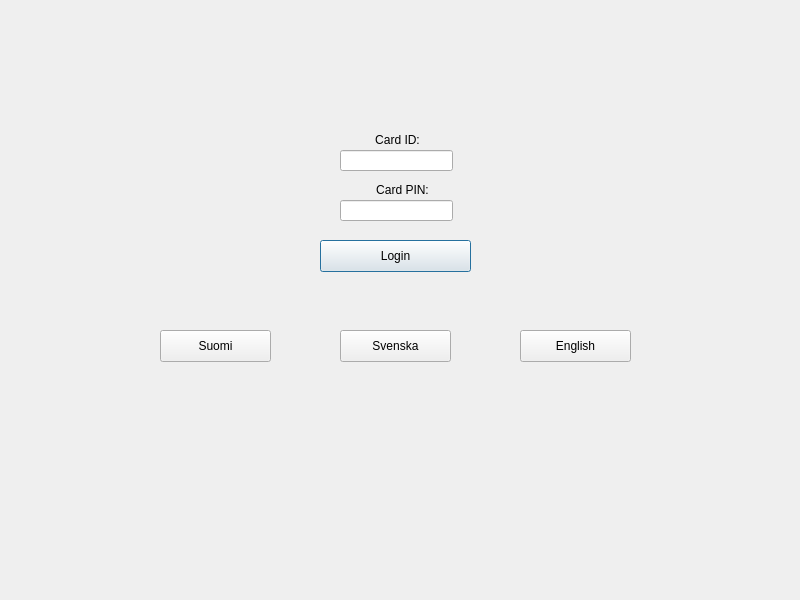
DeveMike/Software_Development_Application_Project, file bank-automat/login.ui: the form before one commit.
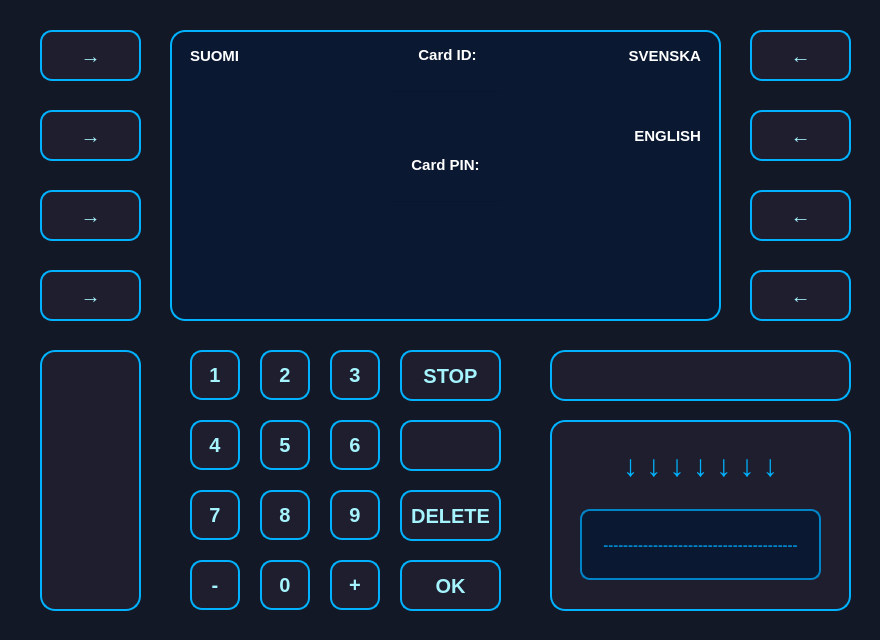
The form after the commit.

Commit message: Add virtual keypad and improve UI design

What changed in the file:
```diff
--- a/bank-automat/login.ui
+++ b/bank-automat/login.ui
@@ -6,8 +6,8 @@
    <rect>
     <x>0</x>
     <y>0</y>
-    <width>800</width>
-    <height>600</height>
+    <width>880</width>
+    <height>640</height>
    </rect>
   </property>
   <property name="mouseTracking">
@@ -16,18 +16,31 @@
   <property name="windowTitle">
    <string>Dialog</string>
   </property>
+  <property name="styleSheet">
+   <string notr="true">QDialog, QWidget {
+    background-color: #121826;
+}
+</string>
+  </property>
   <widget class="QLabel" name="label">
    <property name="geometry">
     <rect>
-     <x>307</x>
-     <y>130</y>
+     <x>357</x>
+     <y>29</y>
      <width>181</width>
-     <height>20</height>
+     <height>51</height>
     </rect>
    </property>
    <property name="layoutDirection">
     <enum>Qt::LayoutDirection::LeftToRight</enum>
    </property>
+   <property name="styleSheet">
+    <string notr="true">font-size: 15px;
+color: white;
+font-weight: bold;
+background-color: transparent;
+text-transform: uppercase;</string>
+   </property>
    <property name="text">
     <string>Card ID:</string>
    </property>
@@ -38,15 +51,22 @@
   <widget class="QLabel" name="label_2">
    <property name="geometry">
     <rect>
-     <x>307</x>
-     <y>180</y>
+     <x>350</x>
+     <y>139</y>
      <width>191</width>
-     <height>20</height>
+     <height>51</height>
     </rect>
    </property>
    <property name="layoutDirection">
     <enum>Qt::LayoutDirection::LeftToRight</enum>
    </property>
+   <property name="styleSheet">
+    <string notr="true">font-size: 15px;
+color: white;
+font-weight: bold;
+background-color: transparent;
+text-transform: uppercase;</string>
+   </property>
    <property name="text">
     <string>Card PIN:</string>
    </property>
@@ -57,62 +77,110 @@
   <widget class="QLineEdit" name="numberIdcard">
    <property name="geometry">
     <rect>
-     <x>340</x>
-     <y>150</y>
+     <x>390</x>
+     <y>90</y>
      <width>113</width>
-     <height>21</height>
+     <height>30</height>
     </rect>
    </property>
    <property name="layoutDirection">
     <enum>Qt::LayoutDirection::LeftToRight</enum>
    </property>
+   <property name="styleSheet">
+    <string notr="true">font-size: 15px;
+color: white;
+font-weight: bold;
+background-color: transparent;</string>
+   </property>
   </widget>
   <widget class="QLineEdit" name="numberPin">
    <property name="geometry">
     <rect>
-     <x>340</x>
+     <x>390</x>
      <y>200</y>
      <width>113</width>
-     <height>21</height>
+     <height>30</height>
     </rect>
    </property>
    <property name="layoutDirection">
     <enum>Qt::LayoutDirection::LeftToRight</enum>
    </property>
+   <property name="styleSheet">
+    <string notr="true">font-size: 15px;
+color: white;
+font-weight: bold;
+background-color: transparent;</string>
+   </property>
   </widget>
   <widget class="QPushButton" name="btnLogin">
    <property name="geometry">
     <rect>
-     <x>320</x>
-     <y>240</y>
-     <width>151</width>
-     <height>32</height>
+     <x>400</x>
+     <y>560</y>
+     <width>101</width>
+     <height>51</height>
     </rect>
    </property>
    <property name="layoutDirection">
     <enum>Qt::LayoutDirection::LeftToRight</enum>
    </property>
+   <property name="styleSheet">
+    <string notr="true">QPushButton {
+    background-color: #1E1E2E;
+    color: #A5F3FC;
+    font-size: 20px;
+    font-weight: bold;
+    border: 2px solid #00B2FF;
+    border-radius: 12px;
+    padding: 10px;
+    box-shadow: 0px 4px 10px rgba(0, 178, 255, 0.3);
+    transition: all 0.2s ease-in-out;
+}
+
+QPushButton:hover {
+    background-color: #00B2FF;
+    color: #1E1E2E;
+    border: 2px solid #A5F3FC;
+    box-shadow: 0px 4px 15px rgba(165, 243, 252, 0.6);
+    transform: scale(1.05);
+}
+
+QPushButton:pressed {
+    background-color: #0084C9;
+    color: #FFFFFF;
+    box-shadow: inset 0px 4px 8px rgba(0, 0, 0, 0.5);
+    transform: scale(0.95);
+}
+</string>
+   </property>
    <property name="text">
-    <string>Login</string>
+    <string>OK</string>
    </property>
   </widget>
   <widget class="QLabel" name="labelInfo">
    <property name="geometry">
     <rect>
-     <x>220</x>
-     <y>300</y>
-     <width>351</width>
-     <height>21</height>
+     <x>230</x>
+     <y>250</y>
+     <width>431</width>
+     <height>41</height>
     </rect>
    </property>
    <property name="font">
     <font>
-     <pointsize>15</pointsize>
+     <pointsize>-1</pointsize>
+     <bold>true</bold>
     </font>
    </property>
    <property name="layoutDirection">
     <enum>Qt::LayoutDirection::LeftToRight</enum>
    </property>
+   <property name="styleSheet">
+    <string notr="true">font-size: 15px;
+color: red;
+font-weight: bold;
+background-color: transparent;</string>
+   </property>
    <property name="text">
     <string/>
    </property>
@@ -123,51 +191,1383 @@
   <widget class="QPushButton" name="btnLangENG">
    <property name="geometry">
     <rect>
-     <x>520</x>
-     <y>330</y>
-     <width>111</width>
-     <height>32</height>
+     <x>750</x>
+     <y>110</y>
+     <width>101</width>
+     <height>51</height>
     </rect>
    </property>
    <property name="layoutDirection">
     <enum>Qt::LayoutDirection::LeftToRight</enum>
    </property>
+   <property name="styleSheet">
+    <string notr="true">QPushButton {
+    background-color: #1E1E2E;
+    color: #A5F3FC;
+    font-size: 20px;
+    font-weight: bold;
+    border: 2px solid #00B2FF;
+    border-radius: 12px;
+    padding: 10px;
+    box-shadow: 0px 4px 10px rgba(0, 178, 255, 0.3);
+    transition: all 0.2s ease-in-out;
+}
+
+QPushButton:hover {
+    background-color: #00B2FF;
+    color: #1E1E2E;
+    border: 2px solid #A5F3FC;
+    box-shadow: 0px 4px 15px rgba(165, 243, 252, 0.6);
+    transform: scale(1.05);
+}
+
+QPushButton:pressed {
+    background-color: #0084C9;
+    color: #FFFFFF;
+    box-shadow: inset 0px 4px 8px rgba(0, 0, 0, 0.5);
+    transform: scale(0.95);
+}
+</string>
+   </property>
    <property name="text">
-    <string>English</string>
+    <string>←</string>
    </property>
   </widget>
   <widget class="QPushButton" name="btnLangFI">
    <property name="geometry">
     <rect>
-     <x>160</x>
-     <y>330</y>
-     <width>111</width>
-     <height>32</height>
+     <x>40</x>
+     <y>30</y>
+     <width>101</width>
+     <height>51</height>
     </rect>
    </property>
    <property name="layoutDirection">
     <enum>Qt::LayoutDirection::LeftToRight</enum>
    </property>
+   <property name="autoFillBackground">
+    <bool>false</bool>
+   </property>
+   <property name="styleSheet">
+    <string notr="true">QPushButton {
+    background-color: #1E1E2E;
+    color: #A5F3FC;
+    font-size: 20px;
+    font-weight: bold;
+    border: 2px solid #00B2FF;
+    border-radius: 12px;
+    padding: 10px;
+    box-shadow: 0px 4px 10px rgba(0, 178, 255, 0.3);
+    transition: all 0.2s ease-in-out;
+}
+
+QPushButton:hover {
+    background-color: #00B2FF;
+    color: #1E1E2E;
+    border: 2px solid #A5F3FC;
+    box-shadow: 0px 4px 15px rgba(165, 243, 252, 0.6);
+    transform: scale(1.05);
+}
+
+QPushButton:pressed {
+    background-color: #0084C9;
+    color: #FFFFFF;
+    box-shadow: inset 0px 4px 8px rgba(0, 0, 0, 0.5);
+    transform: scale(0.95);
+}
+</string>
+   </property>
    <property name="text">
-    <string>Suomi</string>
+    <string>→</string>
    </property>
   </widget>
   <widget class="QPushButton" name="btnLangSWE">
    <property name="geometry">
     <rect>
-     <x>340</x>
-     <y>330</y>
-     <width>111</width>
-     <height>32</height>
-    </rect>
-   </property>
-   <property name="layoutDirection">
-    <enum>Qt::LayoutDirection::LeftToRight</enum>
-   </property>
-   <property name="text">
-    <string>Svenska</string>
-   </property>
-  </widget>
+     <x>750</x>
+     <y>30</y>
+     <width>101</width>
+     <height>51</height>
+    </rect>
+   </property>
+   <property name="layoutDirection">
+    <enum>Qt::LayoutDirection::LeftToRight</enum>
+   </property>
+   <property name="styleSheet">
+    <string notr="true">QPushButton {
+    background-color: #1E1E2E;
+    color: #A5F3FC;
+    font-size: 20px;
+    font-weight: bold;
+    border: 2px solid #00B2FF;
+    border-radius: 12px;
+    padding: 10px;
+    box-shadow: 0px 4px 10px rgba(0, 178, 255, 0.3);
+    transition: all 0.2s ease-in-out;
+}
+
+QPushButton:hover {
+    background-color: #00B2FF;
+    color: #1E1E2E;
+    border: 2px solid #A5F3FC;
+    box-shadow: 0px 4px 15px rgba(165, 243, 252, 0.6);
+    transform: scale(1.05);
+}
+
+QPushButton:pressed {
+    background-color: #0084C9;
+    color: #FFFFFF;
+    box-shadow: inset 0px 4px 8px rgba(0, 0, 0, 0.5);
+    transform: scale(0.95);
+}
+</string>
+   </property>
+   <property name="text">
+    <string>←</string>
+   </property>
+  </widget>
+  <widget class="QListWidget" name="listWidget">
+   <property name="geometry">
+    <rect>
+     <x>170</x>
+     <y>30</y>
+     <width>551</width>
+     <height>291</height>
+    </rect>
+   </property>
+   <property name="styleSheet">
+    <string notr="true">QListWidget {
+    background-color: #0A1931;
+    border: 2px solid #00B2FF;
+    border-radius: 15px;
+    padding: 10px;
+    color: #A5F3FC;
+    font-size: 18px;
+    font-weight: bold;
+}
+</string>
+   </property>
+  </widget>
+  <widget class="QPushButton" name="btn_1">
+   <property name="geometry">
+    <rect>
+     <x>190</x>
+     <y>350</y>
+     <width>50</width>
+     <height>50</height>
+    </rect>
+   </property>
+   <property name="font">
+    <font>
+     <pointsize>-1</pointsize>
+     <bold>true</bold>
+     <kerning>true</kerning>
+    </font>
+   </property>
+   <property name="styleSheet">
+    <string notr="true">QPushButton {
+    background-color: #1E1E2E;
+    color: #A5F3FC;
+    font-size: 20px;
+    font-weight: bold;
+    border: 2px solid #00B2FF;
+    border-radius: 12px;
+    padding: 10px;
+    box-shadow: 0px 4px 10px rgba(0, 178, 255, 0.3);
+    transition: all 0.2s ease-in-out;
+}
+
+QPushButton:hover {
+    background-color: #00B2FF;
+    color: #1E1E2E;
+    border: 2px solid #A5F3FC;
+    box-shadow: 0px 4px 15px rgba(165, 243, 252, 0.6);
+    transform: scale(1.05);
+}
+
+QPushButton:pressed {
+    background-color: #0084C9;
+    color: #FFFFFF;
+    box-shadow: inset 0px 4px 8px rgba(0, 0, 0, 0.5);
+    transform: scale(0.95);
+}
+</string>
+   </property>
+   <property name="text">
+    <string>1</string>
+   </property>
+  </widget>
+  <widget class="QPushButton" name="btn_2">
+   <property name="geometry">
+    <rect>
+     <x>260</x>
+     <y>350</y>
+     <width>50</width>
+     <height>50</height>
+    </rect>
+   </property>
+   <property name="font">
+    <font>
+     <pointsize>-1</pointsize>
+     <bold>true</bold>
+     <kerning>true</kerning>
+    </font>
+   </property>
+   <property name="styleSheet">
+    <string notr="true">QPushButton {
+    background-color: #1E1E2E;
+    color: #A5F3FC;
+    font-size: 20px;
+    font-weight: bold;
+    border: 2px solid #00B2FF;
+    border-radius: 12px;
+    padding: 10px;
+    box-shadow: 0px 4px 10px rgba(0, 178, 255, 0.3);
+    transition: all 0.2s ease-in-out;
+}
+
+QPushButton:hover {
+    background-color: #00B2FF;
+    color: #1E1E2E;
+    border: 2px solid #A5F3FC;
+    box-shadow: 0px 4px 15px rgba(165, 243, 252, 0.6);
+    transform: scale(1.05);
+}
+
+QPushButton:pressed {
+    background-color: #0084C9;
+    color: #FFFFFF;
+    box-shadow: inset 0px 4px 8px rgba(0, 0, 0, 0.5);
+    transform: scale(0.95);
+}
+</string>
+   </property>
+   <property name="text">
+    <string>2</string>
+   </property>
+  </widget>
+  <widget class="QPushButton" name="btn_3">
+   <property name="geometry">
+    <rect>
+     <x>330</x>
+     <y>350</y>
+     <width>50</width>
+     <height>50</height>
+    </rect>
+   </property>
+   <property name="font">
+    <font>
+     <pointsize>-1</pointsize>
+     <bold>true</bold>
+     <kerning>true</kerning>
+    </font>
+   </property>
+   <property name="styleSheet">
+    <string notr="true">QPushButton {
+    background-color: #1E1E2E;
+    color: #A5F3FC;
+    font-size: 20px;
+    font-weight: bold;
+    border: 2px solid #00B2FF;
+    border-radius: 12px;
+    padding: 10px;
+    box-shadow: 0px 4px 10px rgba(0, 178, 255, 0.3);
+    transition: all 0.2s ease-in-out;
+}
+
+QPushButton:hover {
+    background-color: #00B2FF;
+    color: #1E1E2E;
+    border: 2px solid #A5F3FC;
+    box-shadow: 0px 4px 15px rgba(165, 243, 252, 0.6);
+    transform: scale(1.05);
+}
+
+QPushButton:pressed {
+    background-color: #0084C9;
+    color: #FFFFFF;
+    box-shadow: inset 0px 4px 8px rgba(0, 0, 0, 0.5);
+    transform: scale(0.95);
+}
+</string>
+   </property>
+   <property name="text">
+    <string>3</string>
+   </property>
+  </widget>
+  <widget class="QPushButton" name="btn_5">
+   <property name="geometry">
+    <rect>
+     <x>260</x>
+     <y>420</y>
+     <width>50</width>
+     <height>50</height>
+    </rect>
+   </property>
+   <property name="font">
+    <font>
+     <pointsize>-1</pointsize>
+     <bold>true</bold>
+     <kerning>true</kerning>
+    </font>
+   </property>
+   <property name="styleSheet">
+    <string notr="true">QPushButton {
+    background-color: #1E1E2E;
+    color: #A5F3FC;
+    font-size: 20px;
+    font-weight: bold;
+    border: 2px solid #00B2FF;
+    border-radius: 12px;
+    padding: 10px;
+    box-shadow: 0px 4px 10px rgba(0, 178, 255, 0.3);
+    transition: all 0.2s ease-in-out;
+}
+
+QPushButton:hover {
+    background-color: #00B2FF;
+    color: #1E1E2E;
+    border: 2px solid #A5F3FC;
+    box-shadow: 0px 4px 15px rgba(165, 243, 252, 0.6);
+    transform: scale(1.05);
+}
+
+QPushButton:pressed {
+    background-color: #0084C9;
+    color: #FFFFFF;
+    box-shadow: inset 0px 4px 8px rgba(0, 0, 0, 0.5);
+    transform: scale(0.95);
+}
+</string>
+   </property>
+   <property name="text">
+    <string>5</string>
+   </property>
+  </widget>
+  <widget class="QPushButton" name="btn_6">
+   <property name="geometry">
+    <rect>
+     <x>330</x>
+     <y>420</y>
+     <width>50</width>
+     <height>50</height>
+    </rect>
+   </property>
+   <property name="font">
+    <font>
+     <pointsize>-1</pointsize>
+     <bold>true</bold>
+     <kerning>true</kerning>
+    </font>
+   </property>
+   <property name="styleSheet">
+    <string notr="true">QPushButton {
+    background-color: #1E1E2E;
+    color: #A5F3FC;
+    font-size: 20px;
+    font-weight: bold;
+    border: 2px solid #00B2FF;
+    border-radius: 12px;
+    padding: 10px;
+    box-shadow: 0px 4px 10px rgba(0, 178, 255, 0.3);
+    transition: all 0.2s ease-in-out;
+}
+
+QPushButton:hover {
+    background-color: #00B2FF;
+    color: #1E1E2E;
+    border: 2px solid #A5F3FC;
+    box-shadow: 0px 4px 15px rgba(165, 243, 252, 0.6);
+    transform: scale(1.05);
+}
+
+QPushButton:pressed {
+    background-color: #0084C9;
+    color: #FFFFFF;
+    box-shadow: inset 0px 4px 8px rgba(0, 0, 0, 0.5);
+    transform: scale(0.95);
+}
+</string>
+   </property>
+   <property name="text">
+    <string>6</string>
+   </property>
+  </widget>
+  <widget class="QPushButton" name="btn_4">
+   <property name="geometry">
+    <rect>
+     <x>190</x>
+     <y>420</y>
+     <width>50</width>
+     <height>50</height>
+    </rect>
+   </property>
+   <property name="font">
+    <font>
+     <pointsize>-1</pointsize>
+     <bold>true</bold>
+     <kerning>true</kerning>
+    </font>
+   </property>
+   <property name="styleSheet">
+    <string notr="true">QPushButton {
+    background-color: #1E1E2E;
+    color: #A5F3FC;
+    font-size: 20px;
+    font-weight: bold;
+    border: 2px solid #00B2FF;
+    border-radius: 12px;
+    padding: 10px;
+    box-shadow: 0px 4px 10px rgba(0, 178, 255, 0.3);
+    transition: all 0.2s ease-in-out;
+}
+
+QPushButton:hover {
+    background-color: #00B2FF;
+    color: #1E1E2E;
+    border: 2px solid #A5F3FC;
+    box-shadow: 0px 4px 15px rgba(165, 243, 252, 0.6);
+    transform: scale(1.05);
+}
+
+QPushButton:pressed {
+    background-color: #0084C9;
+    color: #FFFFFF;
+    box-shadow: inset 0px 4px 8px rgba(0, 0, 0, 0.5);
+    transform: scale(0.95);
+}
+</string>
+   </property>
+   <property name="text">
+    <string>4</string>
+   </property>
+  </widget>
+  <widget class="QPushButton" name="btn_9">
+   <property name="geometry">
+    <rect>
+     <x>330</x>
+     <y>490</y>
+     <width>50</width>
+     <height>50</height>
+    </rect>
+   </property>
+   <property name="font">
+    <font>
+     <pointsize>-1</pointsize>
+     <bold>true</bold>
+     <kerning>true</kerning>
+    </font>
+   </property>
+   <property name="styleSheet">
+    <string notr="true">QPushButton {
+    background-color: #1E1E2E;
+    color: #A5F3FC;
+    font-size: 20px;
+    font-weight: bold;
+    border: 2px solid #00B2FF;
+    border-radius: 12px;
+    padding: 10px;
+    box-shadow: 0px 4px 10px rgba(0, 178, 255, 0.3);
+    transition: all 0.2s ease-in-out;
+}
+
+QPushButton:hover {
+    background-color: #00B2FF;
+    color: #1E1E2E;
+    border: 2px solid #A5F3FC;
+    box-shadow: 0px 4px 15px rgba(165, 243, 252, 0.6);
+    transform: scale(1.05);
+}
+
+QPushButton:pressed {
+    background-color: #0084C9;
+    color: #FFFFFF;
+    box-shadow: inset 0px 4px 8px rgba(0, 0, 0, 0.5);
+    transform: scale(0.95);
+}
+</string>
+   </property>
+   <property name="text">
+    <string>9</string>
+   </property>
+  </widget>
+  <widget class="QPushButton" name="btn_7">
+   <property name="geometry">
+    <rect>
+     <x>190</x>
+     <y>490</y>
+     <width>50</width>
+     <height>50</height>
+    </rect>
+   </property>
+   <property name="font">
+    <font>
+     <pointsize>-1</pointsize>
+     <bold>true</bold>
+     <kerning>true</kerning>
+    </font>
+   </property>
+   <property name="styleSheet">
+    <string notr="true">QPushButton {
+    background-color: #1E1E2E;
+    color: #A5F3FC;
+    font-size: 20px;
+    font-weight: bold;
+    border: 2px solid #00B2FF;
+    border-radius: 12px;
+    padding: 10px;
+    box-shadow: 0px 4px 10px rgba(0, 178, 255, 0.3);
+    transition: all 0.2s ease-in-out;
+}
+
+QPushButton:hover {
+    background-color: #00B2FF;
+    color: #1E1E2E;
+    border: 2px solid #A5F3FC;
+    box-shadow: 0px 4px 15px rgba(165, 243, 252, 0.6);
+    transform: scale(1.05);
+}
+
+QPushButton:pressed {
+    background-color: #0084C9;
+    color: #FFFFFF;
+    box-shadow: inset 0px 4px 8px rgba(0, 0, 0, 0.5);
+    transform: scale(0.95);
+}
+</string>
+   </property>
+   <property name="text">
+    <string>7</string>
+   </property>
+  </widget>
+  <widget class="QPushButton" name="btn_8">
+   <property name="geometry">
+    <rect>
+     <x>260</x>
+     <y>490</y>
+     <width>50</width>
+     <height>50</height>
+    </rect>
+   </property>
+   <property name="font">
+    <font>
+     <pointsize>-1</pointsize>
+     <bold>true</bold>
+     <kerning>true</kerning>
+    </font>
+   </property>
+   <property name="styleSheet">
+    <string notr="true">QPushButton {
+    background-color: #1E1E2E;
+    color: #A5F3FC;
+    font-size: 20px;
+    font-weight: bold;
+    border: 2px solid #00B2FF;
+    border-radius: 12px;
+    padding: 10px;
+    box-shadow: 0px 4px 10px rgba(0, 178, 255, 0.3);
+    transition: all 0.2s ease-in-out;
+}
+
+QPushButton:hover {
+    background-color: #00B2FF;
+    color: #1E1E2E;
+    border: 2px solid #A5F3FC;
+    box-shadow: 0px 4px 15px rgba(165, 243, 252, 0.6);
+    transform: scale(1.05);
+}
+
+QPushButton:pressed {
+    background-color: #0084C9;
+    color: #FFFFFF;
+    box-shadow: inset 0px 4px 8px rgba(0, 0, 0, 0.5);
+    transform: scale(0.95);
+}
+</string>
+   </property>
+   <property name="text">
+    <string>8</string>
+   </property>
+  </widget>
+  <widget class="QPushButton" name="btn_10">
+   <property name="geometry">
+    <rect>
+     <x>330</x>
+     <y>560</y>
+     <width>50</width>
+     <height>50</height>
+    </rect>
+   </property>
+   <property name="font">
+    <font>
+     <pointsize>-1</pointsize>
+     <bold>true</bold>
+     <kerning>true</kerning>
+    </font>
+   </property>
+   <property name="styleSheet">
+    <string notr="true">QPushButton {
+    background-color: #1E1E2E;
+    color: #A5F3FC;
+    font-size: 20px;
+    font-weight: bold;
+    border: 2px solid #00B2FF;
+    border-radius: 12px;
+    padding: 10px;
+    box-shadow: 0px 4px 10px rgba(0, 178, 255, 0.3);
+    transition: all 0.2s ease-in-out;
+}
+
+QPushButton:hover {
+    background-color: #00B2FF;
+    color: #1E1E2E;
+    border: 2px solid #A5F3FC;
+    box-shadow: 0px 4px 15px rgba(165, 243, 252, 0.6);
+    transform: scale(1.05);
+}
+
+QPushButton:pressed {
+    background-color: #0084C9;
+    color: #FFFFFF;
+    box-shadow: inset 0px 4px 8px rgba(0, 0, 0, 0.5);
+    transform: scale(0.95);
+}
+</string>
+   </property>
+   <property name="text">
+    <string>+</string>
+   </property>
+  </widget>
+  <widget class="QPushButton" name="btn_11">
+   <property name="geometry">
+    <rect>
+     <x>190</x>
+     <y>560</y>
+     <width>50</width>
+     <height>50</height>
+    </rect>
+   </property>
+   <property name="font">
+    <font>
+     <pointsize>-1</pointsize>
+     <bold>true</bold>
+     <kerning>true</kerning>
+    </font>
+   </property>
+   <property name="styleSheet">
+    <string notr="true">QPushButton {
+    background-color: #1E1E2E;
+    color: #A5F3FC;
+    font-size: 20px;
+    font-weight: bold;
+    border: 2px solid #00B2FF;
+    border-radius: 12px;
+    padding: 10px;
+    box-shadow: 0px 4px 10px rgba(0, 178, 255, 0.3);
+    transition: all 0.2s ease-in-out;
+}
+
+QPushButton:hover {
+    background-color: #00B2FF;
+    color: #1E1E2E;
+    border: 2px solid #A5F3FC;
+    box-shadow: 0px 4px 15px rgba(165, 243, 252, 0.6);
+    transform: scale(1.05);
+}
+
+QPushButton:pressed {
+    background-color: #0084C9;
+    color: #FFFFFF;
+    box-shadow: inset 0px 4px 8px rgba(0, 0, 0, 0.5);
+    transform: scale(0.95);
+}
+</string>
+   </property>
+   <property name="text">
+    <string>-</string>
+   </property>
+  </widget>
+  <widget class="QPushButton" name="btn_0">
+   <property name="geometry">
+    <rect>
+     <x>260</x>
+     <y>560</y>
+     <width>50</width>
+     <height>50</height>
+    </rect>
+   </property>
+   <property name="font">
+    <font>
+     <pointsize>-1</pointsize>
+     <bold>true</bold>
+     <kerning>true</kerning>
+    </font>
+   </property>
+   <property name="styleSheet">
+    <string notr="true">QPushButton {
+    background-color: #1E1E2E;
+    color: #A5F3FC;
+    font-size: 20px;
+    font-weight: bold;
+    border: 2px solid #00B2FF;
+    border-radius: 12px;
+    padding: 10px;
+    box-shadow: 0px 4px 10px rgba(0, 178, 255, 0.3);
+    transition: all 0.2s ease-in-out;
+}
+
+QPushButton:hover {
+    background-color: #00B2FF;
+    color: #1E1E2E;
+    border: 2px solid #A5F3FC;
+    box-shadow: 0px 4px 15px rgba(165, 243, 252, 0.6);
+    transform: scale(1.05);
+}
+
+QPushButton:pressed {
+    background-color: #0084C9;
+    color: #FFFFFF;
+    box-shadow: inset 0px 4px 8px rgba(0, 0, 0, 0.5);
+    transform: scale(0.95);
+}
+</string>
+   </property>
+   <property name="text">
+    <string>0</string>
+   </property>
+  </widget>
+  <widget class="QPushButton" name="btn_Stop">
+   <property name="geometry">
+    <rect>
+     <x>400</x>
+     <y>350</y>
+     <width>101</width>
+     <height>51</height>
+    </rect>
+   </property>
+   <property name="font">
+    <font>
+     <pointsize>-1</pointsize>
+     <bold>true</bold>
+     <kerning>true</kerning>
+    </font>
+   </property>
+   <property name="styleSheet">
+    <string notr="true">QPushButton {
+    background-color: #1E1E2E;
+    color: #A5F3FC;
+    font-size: 20px;
+    font-weight: bold;
+    border: 2px solid #00B2FF;
+    border-radius: 12px;
+    padding: 10px;
+    box-shadow: 0px 4px 10px rgba(0, 178, 255, 0.3);
+    transition: all 0.2s ease-in-out;
+}
+
+QPushButton:hover {
+    background-color: #00B2FF;
+    color: #1E1E2E;
+    border: 2px solid #A5F3FC;
+    box-shadow: 0px 4px 15px rgba(165, 243, 252, 0.6);
+    transform: scale(1.05);
+}
+
+QPushButton:pressed {
+    background-color: #0084C9;
+    color: #FFFFFF;
+    box-shadow: inset 0px 4px 8px rgba(0, 0, 0, 0.5);
+    transform: scale(0.95);
+}
+</string>
+   </property>
+   <property name="text">
+    <string>STOP</string>
+   </property>
+  </widget>
+  <widget class="QPushButton" name="btn_14">
+   <property name="geometry">
+    <rect>
+     <x>400</x>
+     <y>490</y>
+     <width>101</width>
+     <height>51</height>
+    </rect>
+   </property>
+   <property name="font">
+    <font>
+     <pointsize>-1</pointsize>
+     <bold>true</bold>
+     <kerning>true</kerning>
+    </font>
+   </property>
+   <property name="styleSheet">
+    <string notr="true">QPushButton {
+    background-color: #1E1E2E;
+    color: #A5F3FC;
+    font-size: 20px;
+    font-weight: bold;
+    border: 2px solid #00B2FF;
+    border-radius: 12px;
+    padding: 10px;
+    box-shadow: 0px 4px 10px rgba(0, 178, 255, 0.3);
+    transition: all 0.2s ease-in-out;
+}
+
+QPushButton:hover {
+    background-color: #00B2FF;
+    color: #1E1E2E;
+    border: 2px solid #A5F3FC;
+    box-shadow: 0px 4px 15px rgba(165, 243, 252, 0.6);
+    transform: scale(1.05);
+}
+
+QPushButton:pressed {
+    background-color: #0084C9;
+    color: #FFFFFF;
+    box-shadow: inset 0px 4px 8px rgba(0, 0, 0, 0.5);
+    transform: scale(0.95);
+}
+</string>
+   </property>
+   <property name="text">
+    <string>DELETE</string>
+   </property>
+  </widget>
+  <widget class="QPushButton" name="btn_15">
+   <property name="geometry">
+    <rect>
+     <x>400</x>
+     <y>420</y>
+     <width>101</width>
+     <height>51</height>
+    </rect>
+   </property>
+   <property name="font">
+    <font>
+     <pointsize>-1</pointsize>
+     <bold>true</bold>
+     <kerning>true</kerning>
+    </font>
+   </property>
+   <property name="styleSheet">
+    <string notr="true">QPushButton {
+    background-color: #1E1E2E;
+    color: #A5F3FC;
+    font-size: 20px;
+    font-weight: bold;
+    border: 2px solid #00B2FF;
+    border-radius: 12px;
+    padding: 10px;
+    box-shadow: 0px 4px 10px rgba(0, 178, 255, 0.3);
+    transition: all 0.2s ease-in-out;
+}
+
+QPushButton:hover {
+    background-color: #00B2FF;
+    color: #1E1E2E;
+    border: 2px solid #A5F3FC;
+    box-shadow: 0px 4px 15px rgba(165, 243, 252, 0.6);
+    transform: scale(1.05);
+}
+
+QPushButton:pressed {
+    background-color: #0084C9;
+    color: #FFFFFF;
+    box-shadow: inset 0px 4px 8px rgba(0, 0, 0, 0.5);
+    transform: scale(0.95);
+}
+</string>
+   </property>
+   <property name="text">
+    <string/>
+   </property>
+  </widget>
+  <widget class="QPushButton" name="btnLangFI_2">
+   <property name="geometry">
+    <rect>
+     <x>40</x>
+     <y>110</y>
+     <width>101</width>
+     <height>51</height>
+    </rect>
+   </property>
+   <property name="layoutDirection">
+    <enum>Qt::LayoutDirection::LeftToRight</enum>
+   </property>
+   <property name="autoFillBackground">
+    <bool>false</bool>
+   </property>
+   <property name="styleSheet">
+    <string notr="true">QPushButton {
+    background-color: #1E1E2E;
+    color: #A5F3FC;
+    font-size: 20px;
+    font-weight: bold;
+    border: 2px solid #00B2FF;
+    border-radius: 12px;
+    padding: 10px;
+    box-shadow: 0px 4px 10px rgba(0, 178, 255, 0.3);
+    transition: all 0.2s ease-in-out;
+}
+
+QPushButton:hover {
+    background-color: #00B2FF;
+    color: #1E1E2E;
+    border: 2px solid #A5F3FC;
+    box-shadow: 0px 4px 15px rgba(165, 243, 252, 0.6);
+    transform: scale(1.05);
+}
+
+QPushButton:pressed {
+    background-color: #0084C9;
+    color: #FFFFFF;
+    box-shadow: inset 0px 4px 8px rgba(0, 0, 0, 0.5);
+    transform: scale(0.95);
+}
+</string>
+   </property>
+   <property name="text">
+    <string>→</string>
+   </property>
+  </widget>
+  <widget class="QPushButton" name="btnLangFI_3">
+   <property name="geometry">
+    <rect>
+     <x>40</x>
+     <y>190</y>
+     <width>101</width>
+     <height>51</height>
+    </rect>
+   </property>
+   <property name="layoutDirection">
+    <enum>Qt::LayoutDirection::LeftToRight</enum>
+   </property>
+   <property name="autoFillBackground">
+    <bool>false</bool>
+   </property>
+   <property name="styleSheet">
+    <string notr="true">QPushButton {
+    background-color: #1E1E2E;
+    color: #A5F3FC;
+    font-size: 20px;
+    font-weight: bold;
+    border: 2px solid #00B2FF;
+    border-radius: 12px;
+    padding: 10px;
+    box-shadow: 0px 4px 10px rgba(0, 178, 255, 0.3);
+    transition: all 0.2s ease-in-out;
+}
+
+QPushButton:hover {
+    background-color: #00B2FF;
+    color: #1E1E2E;
+    border: 2px solid #A5F3FC;
+    box-shadow: 0px 4px 15px rgba(165, 243, 252, 0.6);
+    transform: scale(1.05);
+}
+
+QPushButton:pressed {
+    background-color: #0084C9;
+    color: #FFFFFF;
+    box-shadow: inset 0px 4px 8px rgba(0, 0, 0, 0.5);
+    transform: scale(0.95);
+}
+</string>
+   </property>
+   <property name="text">
+    <string>→</string>
+   </property>
+  </widget>
+  <widget class="QPushButton" name="btnLangFI_4">
+   <property name="geometry">
+    <rect>
+     <x>40</x>
+     <y>270</y>
+     <width>101</width>
+     <height>51</height>
+    </rect>
+   </property>
+   <property name="layoutDirection">
+    <enum>Qt::LayoutDirection::LeftToRight</enum>
+   </property>
+   <property name="autoFillBackground">
+    <bool>false</bool>
+   </property>
+   <property name="styleSheet">
+    <string notr="true">QPushButton {
+    background-color: #1E1E2E;
+    color: #A5F3FC;
+    font-size: 20px;
+    font-weight: bold;
+    border: 2px solid #00B2FF;
+    border-radius: 12px;
+    padding: 10px;
+    box-shadow: 0px 4px 10px rgba(0, 178, 255, 0.3);
+    transition: all 0.2s ease-in-out;
+}
+
+QPushButton:hover {
+    background-color: #00B2FF;
+    color: #1E1E2E;
+    border: 2px solid #A5F3FC;
+    box-shadow: 0px 4px 15px rgba(165, 243, 252, 0.6);
+    transform: scale(1.05);
+}
+
+QPushButton:pressed {
+    background-color: #0084C9;
+    color: #FFFFFF;
+    box-shadow: inset 0px 4px 8px rgba(0, 0, 0, 0.5);
+    transform: scale(0.95);
+}
+</string>
+   </property>
+   <property name="text">
+    <string>→</string>
+   </property>
+  </widget>
+  <widget class="QPushButton" name="btnLangFI_5">
+   <property name="geometry">
+    <rect>
+     <x>750</x>
+     <y>270</y>
+     <width>101</width>
+     <height>51</height>
+    </rect>
+   </property>
+   <property name="layoutDirection">
+    <enum>Qt::LayoutDirection::LeftToRight</enum>
+   </property>
+   <property name="autoFillBackground">
+    <bool>false</bool>
+   </property>
+   <property name="styleSheet">
+    <string notr="true">QPushButton {
+    background-color: #1E1E2E;
+    color: #A5F3FC;
+    font-size: 20px;
+    font-weight: bold;
+    border: 2px solid #00B2FF;
+    border-radius: 12px;
+    padding: 10px;
+    box-shadow: 0px 4px 10px rgba(0, 178, 255, 0.3);
+    transition: all 0.2s ease-in-out;
+}
+
+QPushButton:hover {
+    background-color: #00B2FF;
+    color: #1E1E2E;
+    border: 2px solid #A5F3FC;
+    box-shadow: 0px 4px 15px rgba(165, 243, 252, 0.6);
+    transform: scale(1.05);
+}
+
+QPushButton:pressed {
+    background-color: #0084C9;
+    color: #FFFFFF;
+    box-shadow: inset 0px 4px 8px rgba(0, 0, 0, 0.5);
+    transform: scale(0.95);
+}
+</string>
+   </property>
+   <property name="text">
+    <string>←</string>
+   </property>
+  </widget>
+  <widget class="QPushButton" name="btnLangFI_7">
+   <property name="geometry">
+    <rect>
+     <x>750</x>
+     <y>190</y>
+     <width>101</width>
+     <height>51</height>
+    </rect>
+   </property>
+   <property name="layoutDirection">
+    <enum>Qt::LayoutDirection::LeftToRight</enum>
+   </property>
+   <property name="autoFillBackground">
+    <bool>false</bool>
+   </property>
+   <property name="styleSheet">
+    <string notr="true">QPushButton {
+    background-color: #1E1E2E;
+    color: #A5F3FC;
+    font-size: 20px;
+    font-weight: bold;
+    border: 2px solid #00B2FF;
+    border-radius: 12px;
+    padding: 10px;
+    box-shadow: 0px 4px 10px rgba(0, 178, 255, 0.3);
+    transition: all 0.2s ease-in-out;
+}
+
+QPushButton:hover {
+    background-color: #00B2FF;
+    color: #1E1E2E;
+    border: 2px solid #A5F3FC;
+    box-shadow: 0px 4px 15px rgba(165, 243, 252, 0.6);
+    transform: scale(1.05);
+}
+
+QPushButton:pressed {
+    background-color: #0084C9;
+    color: #FFFFFF;
+    box-shadow: inset 0px 4px 8px rgba(0, 0, 0, 0.5);
+    transform: scale(0.95);
+}
+</string>
+   </property>
+   <property name="text">
+    <string>←</string>
+   </property>
+  </widget>
+  <widget class="QLabel" name="label_3">
+   <property name="geometry">
+    <rect>
+     <x>190</x>
+     <y>30</y>
+     <width>81</width>
+     <height>51</height>
+    </rect>
+   </property>
+   <property name="styleSheet">
+    <string notr="true">font-size: 15px;
+color: white;
+font-weight: bold;
+background-color: transparent;</string>
+   </property>
+   <property name="text">
+    <string>SUOMI</string>
+   </property>
+  </widget>
+  <widget class="QLabel" name="label_4">
+   <property name="geometry">
+    <rect>
+     <x>620</x>
+     <y>30</y>
+     <width>81</width>
+     <height>51</height>
+    </rect>
+   </property>
+   <property name="layoutDirection">
+    <enum>Qt::LayoutDirection::RightToLeft</enum>
+   </property>
+   <property name="styleSheet">
+    <string notr="true">font-size: 15px;
+color: white;
+font-weight: bold;
+background-color: transparent;</string>
+   </property>
+   <property name="text">
+    <string>SVENSKA</string>
+   </property>
+   <property name="alignment">
+    <set>Qt::AlignmentFlag::AlignRight|Qt::AlignmentFlag::AlignTrailing|Qt::AlignmentFlag::AlignVCenter</set>
+   </property>
+  </widget>
+  <widget class="QLabel" name="label_5">
+   <property name="geometry">
+    <rect>
+     <x>620</x>
+     <y>110</y>
+     <width>81</width>
+     <height>51</height>
+    </rect>
+   </property>
+   <property name="layoutDirection">
+    <enum>Qt::LayoutDirection::RightToLeft</enum>
+   </property>
+   <property name="styleSheet">
+    <string notr="true">font-size: 15px;
+color: white;
+font-weight: bold;
+background-color: transparent;</string>
+   </property>
+   <property name="text">
+    <string>ENGLISH</string>
+   </property>
+   <property name="alignment">
+    <set>Qt::AlignmentFlag::AlignRight|Qt::AlignmentFlag::AlignTrailing|Qt::AlignmentFlag::AlignVCenter</set>
+   </property>
+  </widget>
+  <widget class="QLabel" name="cardSlot">
+   <property name="geometry">
+    <rect>
+     <x>550</x>
+     <y>420</y>
+     <width>301</width>
+     <height>191</height>
+    </rect>
+   </property>
+   <property name="styleSheet">
+    <string notr="true">QLabel#cardSlot {
+    background-color: #1E1E2E;
+    border: 2px solid #00B2FF;
+    border-radius: 15px;
+    min-width: 160px;
+    min-height: 60px;
+    text-align: center;
+    color: #A5F3FC;
+    font-size: 16px;
+    font-weight: bold;
+    box-shadow: inset 0px 5px 10px rgba(0, 0, 0, 0.6);
+}
+</string>
+   </property>
+   <property name="text">
+    <string/>
+   </property>
+  </widget>
+  <widget class="QLabel" name="cardSlotBorder">
+   <property name="geometry">
+    <rect>
+     <x>580</x>
+     <y>509</y>
+     <width>241</width>
+     <height>71</height>
+    </rect>
+   </property>
+   <property name="styleSheet">
+    <string notr="true">QLabel#cardSlotBorder {
+	font-size: 15px;
+	color: #0084C9;
+	font-weight: bold;
+    background-color: #0A1931;
+    border: 2px solid #0084C9;
+    border-radius: 10px;
+    min-width: 140px;
+    min-height: 20px;
+}
+
+</string>
+   </property>
+   <property name="text">
+    <string>---------------------------------------</string>
+   </property>
+   <property name="alignment">
+    <set>Qt::AlignmentFlag::AlignCenter</set>
+   </property>
+  </widget>
+  <widget class="QLabel" name="cardArrow">
+   <property name="geometry">
+    <rect>
+     <x>580</x>
+     <y>430</y>
+     <width>241</width>
+     <height>71</height>
+    </rect>
+   </property>
+   <property name="styleSheet">
+    <string notr="true">QLabel#cardArrow {
+    font-size: 30px;
+    color: #00B2FF;
+    font-weight: bold;
+    text-align: center;
+    min-width: 30px;
+    min-height: 30px;
+	background-color: transparent;
+}
+</string>
+   </property>
+   <property name="text">
+    <string>↓ ↓ ↓ ↓ ↓ ↓ ↓</string>
+   </property>
+   <property name="alignment">
+    <set>Qt::AlignmentFlag::AlignCenter</set>
+   </property>
+  </widget>
+  <widget class="QLabel" name="cardSlot_2">
+   <property name="geometry">
+    <rect>
+     <x>550</x>
+     <y>350</y>
+     <width>301</width>
+     <height>51</height>
+    </rect>
+   </property>
+   <property name="styleSheet">
+    <string notr="true">QLabel#cardSlot_2 {
+    background-color: #1E1E2E;
+    border: 2px solid #00B2FF;
+    border-radius: 15px;
+    text-align: center;
+    color: #A5F3FC;
+    font-size: 16px;
+    font-weight: bold;
+    box-shadow: inset 0px 5px 10px rgba(0, 0, 0, 0.6);
+}
+</string>
+   </property>
+   <property name="text">
+    <string/>
+   </property>
+  </widget>
+  <widget class="QLabel" name="cardSlot_3">
+   <property name="geometry">
+    <rect>
+     <x>40</x>
+     <y>350</y>
+     <width>101</width>
+     <height>261</height>
+    </rect>
+   </property>
+   <property name="styleSheet">
+    <string notr="true">QLabel#cardSlot_3 {
+    background-color: #1E1E2E;
+    border: 2px solid #00B2FF;
+    border-radius: 15px;
+    text-align: center;
+    color: #A5F3FC;
+    font-size: 16px;
+    font-weight: bold;
+    box-shadow: inset 0px 5px 10px rgba(0, 0, 0, 0.6);
+}
+</string>
+   </property>
+   <property name="text">
+    <string/>
+   </property>
+  </widget>
+  <zorder>listWidget</zorder>
+  <zorder>label</zorder>
+  <zorder>label_2</zorder>
+  <zorder>numberIdcard</zorder>
+  <zorder>numberPin</zorder>
+  <zorder>btnLogin</zorder>
+  <zorder>labelInfo</zorder>
+  <zorder>btnLangENG</zorder>
+  <zorder>btnLangFI</zorder>
+  <zorder>btnLangSWE</zorder>
+  <zorder>btn_1</zorder>
+  <zorder>btn_2</zorder>
+  <zorder>btn_3</zorder>
+  <zorder>btn_5</zorder>
+  <zorder>btn_6</zorder>
+  <zorder>btn_4</zorder>
+  <zorder>btn_9</zorder>
+  <zorder>btn_7</zorder>
+  <zorder>btn_8</zorder>
+  <zorder>btn_10</zorder>
+  <zorder>btn_11</zorder>
+  <zorder>btn_0</zorder>
+  <zorder>btn_Stop</zorder>
+  <zorder>btn_14</zorder>
+  <zorder>btn_15</zorder>
+  <zorder>btnLangFI_2</zorder>
+  <zorder>btnLangFI_3</zorder>
+  <zorder>btnLangFI_4</zorder>
+  <zorder>btnLangFI_5</zorder>
+  <zorder>btnLangFI_7</zorder>
+  <zorder>label_3</zorder>
+  <zorder>label_4</zorder>
+  <zorder>label_5</zorder>
+  <zorder>cardSlot</zorder>
+  <zorder>cardSlotBorder</zorder>
+  <zorder>cardArrow</zorder>
+  <zorder>cardSlot_2</zorder>
+  <zorder>cardSlot_3</zorder>
  </widget>
  <resources/>
  <connections/>
```
The commit also changes 3 other files.
